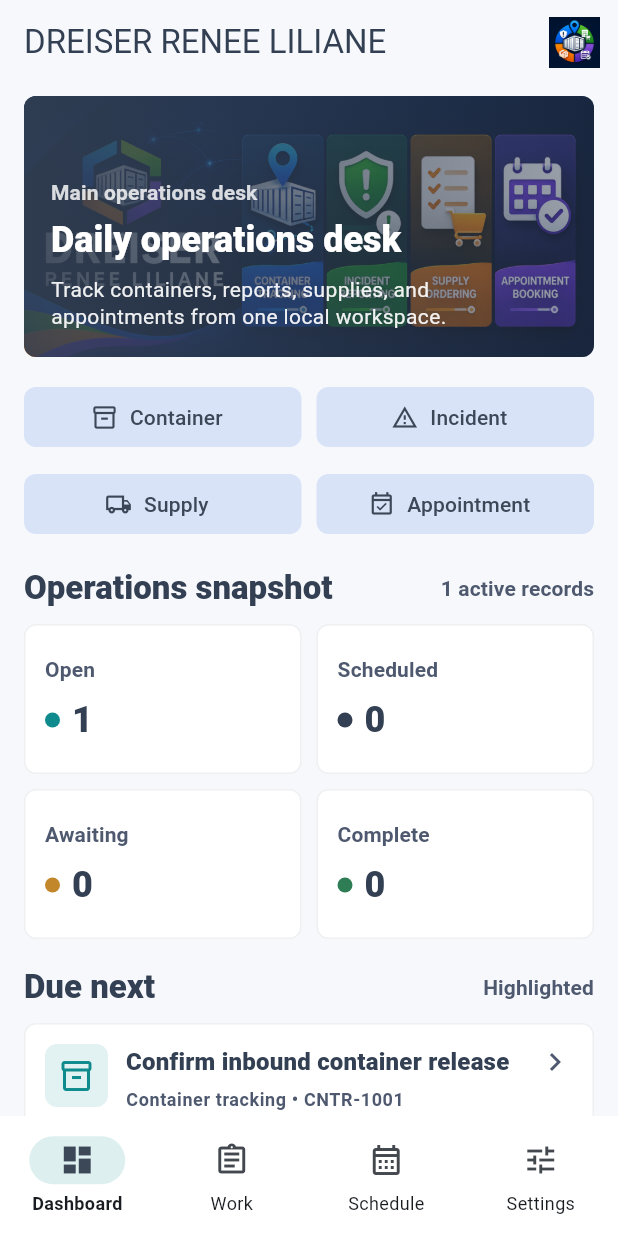
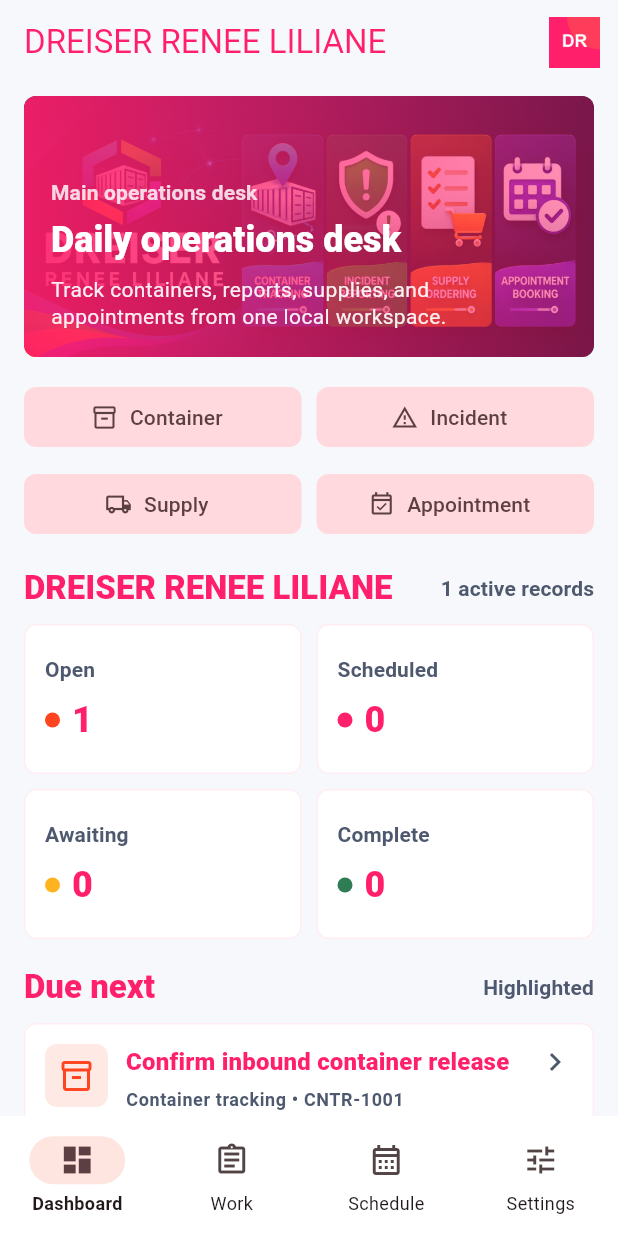
Before and after one commit to EOOrga/68d9d1091299230338db4bbd, a Flutter app: the screen it shows after launch, on a phone screen of 412 x 824 dp. Run offline on Flutter 3.47's test engine with Material 3 defaults, Android fonts, the phone set to English and light mode, and no system bars; our stand-ins replace shared_preferences.

Commit message:
Create Flutter variant com.vivi.solomonlt

```diff
--- a/lib/main.dart
+++ b/lib/main.dart
@@ -9,10 +9,10 @@
 const supportEmail = 'support@dreiser-renee-liliane.com';
 const _screenshotMode = bool.fromEnvironment('SCREENSHOT_MODE');
 
-const _ink = Color(0xFF334053);
+const _ink = Color(0xFFFF1F6A);
 const _steel = Color(0xFF4E596F);
-const _teal = Color(0xFF0F8B8D);
-const _amber = Color(0xFFC2872B);
+const _teal = Color(0xFFFF441F);
+const _amber = Color(0xFFFFB41F);
 const _paper = Color(0xFFF6F8FB);
 const _mist = Color(0xFFE7EDF3);
 
@@ -587,7 +587,7 @@
         ),
         const SizedBox(height: 18),
         _SectionHeader(
-          title: 'Operations snapshot',
+          title: 'DREISER RENEE LILIANE',
           actionLabel: '${state.items.length} active records',
         ),
         const SizedBox(height: 10),
--- a/pubspec.yaml
+++ b/pubspec.yaml
@@ -1,4 +1,4 @@
-name: dreiser_ops
+name: solomonlt
 description: "A local operations workspace for DREISER RENEE LILIANE."
 publish_to: 'none'
 version: 1.0.0+1
@@ -21,6 +21,8 @@
   android: true
   ios: false
   image_path: "docs/icon.png"
+  adaptive_icon_foreground: docs/icon.png
+  adaptive_icon_background: "#FFB41F"
   min_sdk_android: 23
 
 flutter:
```
Also changed, not shown: docs/icon.png, 11 other files.
